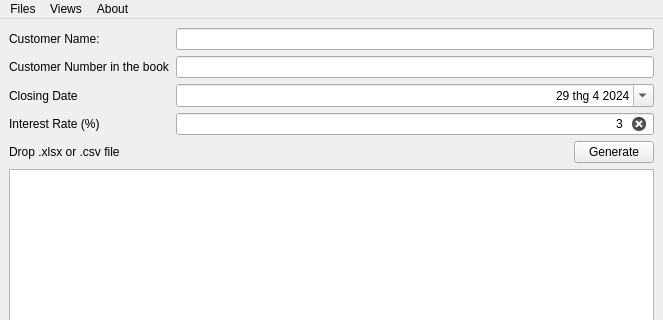
Qt form ui/main_ui.ui (Achicken7301/Debt-Calculation) before a commit; both pictures show x 0 to 663 and y 0 to 320 of the 663 by 528 pixel window.
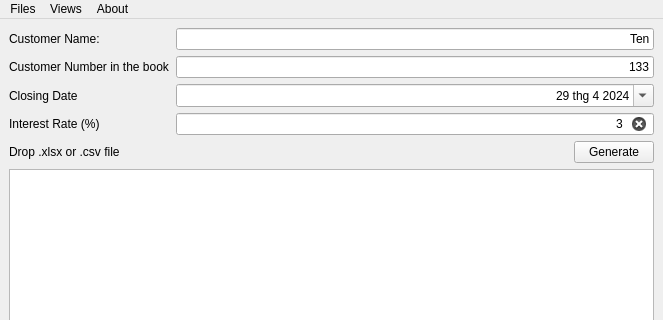
The same form after that commit.

```diff
--- a/ui/main_ui.ui
+++ b/ui/main_ui.ui
@@ -33,7 +33,7 @@
       <item row="0" column="1">
        <widget class="QLineEdit" name="cus_name">
         <property name="text">
-         <string/>
+         <string>Ten</string>
         </property>
         <property name="alignment">
          <set>Qt::AlignRight|Qt::AlignTrailing|Qt::AlignVCenter</set>
@@ -49,6 +49,9 @@
       </item>
       <item row="1" column="1">
        <widget class="QLineEdit" name="cus_number">
+        <property name="text">
+         <string>133</string>
+        </property>
         <property name="alignment">
          <set>Qt::AlignRight|Qt::AlignTrailing|Qt::AlignVCenter</set>
         </property>
```
